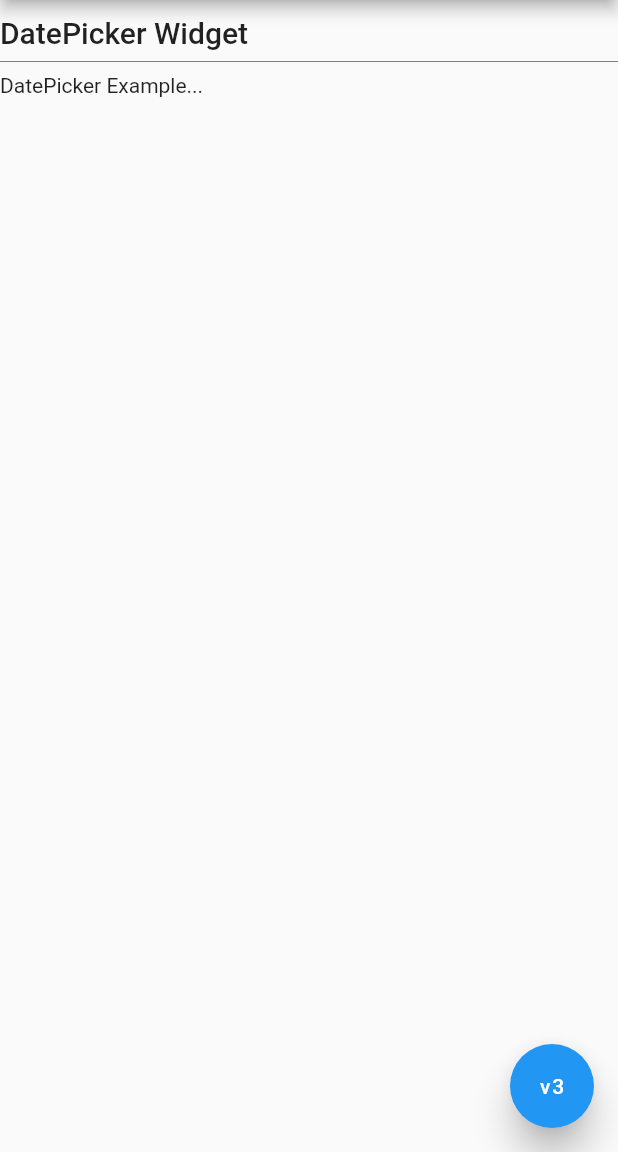
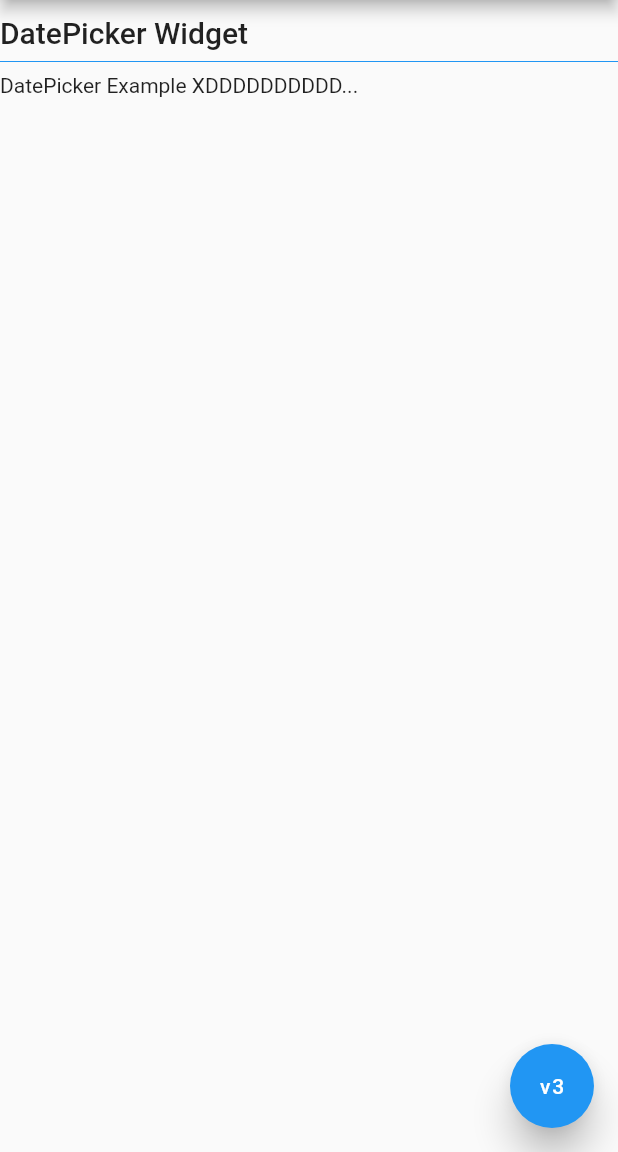
Before and after one commit to WaAlvis/MaterialDesing_show_case, a Flutter app: the DatePickerDemoScreen screen opened by its route, on a phone screen of 412 x 824 dp, the part 84-1236 px from its top. Run offline on Flutter 3.47's test engine with Material 2 defaults, Android fonts, the phone set to English and light mode, and no system bars.

Commit message:
commit inicial

```diff
--- a/lib/screens/date_picker_demo_screen.dart
+++ b/lib/screens/date_picker_demo_screen.dart
@@ -16,7 +16,7 @@ class DatePickerDemoScreen extends StatelessWidget {
             title: 'DatePicker Widget',
             caseWidget: Column(
               children: const [
-                 Text('DatePicker Example...'),
+                 Text('DatePicker Example XDDDDDDDDDD...'),
               ],
             ),
           ),
```
Also changed, not shown: pubspec.lock.
